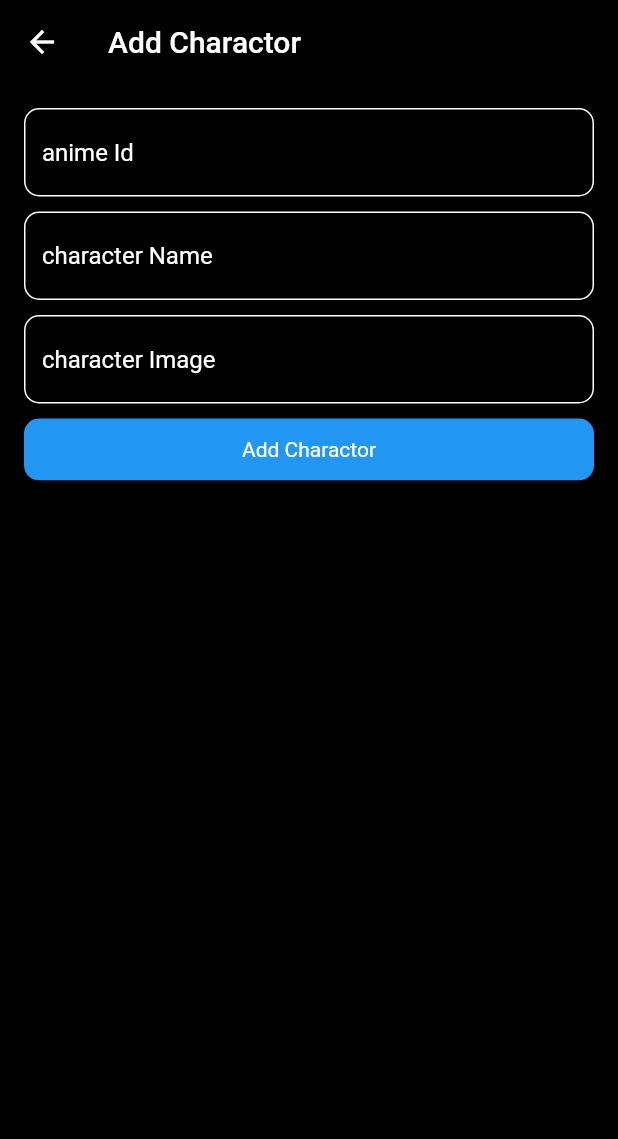
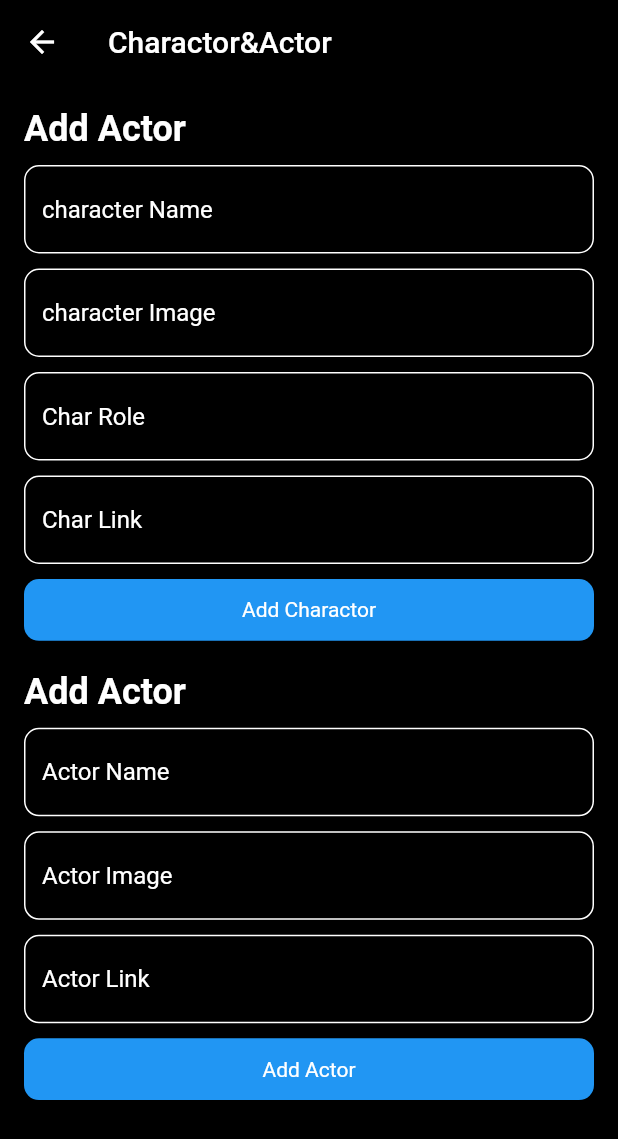
Before and after one commit to salmanulfarisi/anime_app, a Flutter app: the AddCharactor screen opened directly, on a phone screen of 412 x 824 dp. Shown: the top 1139 px of the screen. Run offline on Flutter 3.47's test engine with Material 2 defaults, Android fonts, the phone set to English and light mode, and no system bars; our stand-ins replace cached_network_image, carousel_slider, cloud_firestore, firebase_auth, firebase_core, flutter_svg and 8 more; accounts and stored records are empty.

Commit message:
add actor field also

```diff
--- a/lib/screens/admin/addAnime/add_animetype.dart
+++ b/lib/screens/admin/addAnime/add_animetype.dart
@@ -95,6 +95,7 @@ class AddAnimeType extends StatelessWidget {
                       await FireStoreServices.addAnimeDetails(
                         AnimeModel(
                           charactors: controller.charactorList,
+                          actors: controller.actorList,
                           id: FireStoreServices.getNewDocumentId(),
                           animeName: controller.animeNameController.text,
                           animeVideo: controller.animeVideoController.text,
--- a/lib/screens/admin/addAnime/add_charactor.dart
+++ b/lib/screens/admin/addAnime/add_charactor.dart
@@ -2,9 +2,7 @@ import 'dart:developer';
 
 import 'package:anime_app/screens/admin/addAnime/widgets/custom_textfield.dart';
 import 'package:anime_app/screens/admin/controller/admin_controller.dart';
-import 'package:anime_app/screens/admin/model/charactor_model.dart';
-import 'package:anime_app/services/firestore_services.dart';
-import 'package:cloud_firestore/cloud_firestore.dart';
+import 'package:anime_app/screens/admin/details/widgets/title_text.dart';
 import 'package:flutter/material.dart';
 import 'package:get/get.dart';
 import 'package:velocity_x/velocity_x.dart';
@@ -22,25 +20,15 @@ class _AddCharactorState extends State<AddCharactor> {
     final controller = Get.find<AdminController>();
     return Scaffold(
       appBar: AppBar(
-        title: "Add Charactor".text.white.make(),
+        title: "Charactor&Actor".text.white.make(),
       ),
       body: SingleChildScrollView(
         child: Padding(
           padding: const EdgeInsets.all(16.0),
           child: Column(
+            crossAxisAlignment: CrossAxisAlignment.start,
             children: [
-              customTextField(
-                  hint: 'anime Id',
-                  controller: controller.charIdController,
-                  suffix: controller.charIdController.text.isEmpty
-                      ? null
-                      : IconButton(
-                          onPressed: () async {
-                            await FireStoreServices.getAnimeNameById(
-                                context, controller.charIdController.text);
-                          },
-                          icon: const Icon(Icons.search, color: Colors.white),
-                        )),
+              titleText(title: 'Add Actor'),
               10.heightBox,
               customTextField(
                 hint: 'character Name',
@@ -51,8 +39,17 @@ class _AddCharactorState extends State<AddCharactor> {
                   hint: 'character Image',
                   controller: controller.charImageController),
               10.heightBox,
-              controller.charIdController.text.isEmpty
-                  ? GestureDetector(
+              customTextField(
+                hint: 'Char Role',
+                controller: controller.charRoleController,
+              ),
+              10.heightBox,
+              customTextField(
+                hint: 'Char Link',
+                controller: controller.charLinkController,
+              ),
+              10.heightBox,
+              GestureDetector(
                 onTap: () {
                   controller.addCharactor();
                   log("${controller.charactorList[0].name}]}}");
@@ -65,20 +62,28 @@ class _AddCharactorState extends State<AddCharactor> {
                       borderRadius: BorderRadius.circular(10)),
                   child: 'Add Charactor'.text.white.makeCentered(),
                 ),
-                    )
-                  : GestureDetector(
+              ),
+              20.heightBox,
+              titleText(title: 'Add Actor'),
+              10.heightBox,
+              customTextField(
+                hint: 'Actor Name',
+                controller: controller.actorNameController,
+              ),
+              10.heightBox,
+              customTextField(
+                  hint: 'Actor Image',
+                  controller: controller.actorImageController),
+              10.heightBox,
+              customTextField(
+                hint: 'Actor Link',
+                controller: controller.actorLinkController,
+              ),
+              10.heightBox,
+              GestureDetector(
                 onTap: () {
-                        FirebaseFirestore.instance
-                            .collection('adminAnime')
-                            .doc(controller.charIdController.text)
-                            .set({
-                          'charactorList': FieldValue.arrayUnion([
-                            Charactor(
-                                name: controller.charNameController.text,
-                                image: controller.charImageController.text)
-                          ])
-                        }, SetOptions(merge: true));
-                        log(controller.charactorList.toString());
+                  controller.addActor();
+                  log("${controller.actorList[0].name}]}}");
                 },
                 child: Container(
                   width: context.screenWidth,
@@ -86,11 +91,7 @@ class _AddCharactorState extends State<AddCharactor> {
                   decoration: BoxDecoration(
                       color: Colors.blue,
                       borderRadius: BorderRadius.circular(10)),
-                        child:
-                            'Add Charactor to ${controller.charIdController.text}'
-                                .text
-                                .white
-                                .makeCentered(),
+                  child: 'Add Actor'.text.white.makeCentered(),
                 ),
               )
             ],
--- a/lib/screens/admin/controller/admin_controller.dart
+++ b/lib/screens/admin/controller/admin_controller.dart
@@ -1,3 +1,4 @@
+import 'package:anime_app/screens/admin/model/actor_model.dart';
 import 'package:anime_app/screens/admin/model/charactor_model.dart';
 import 'package:cloud_firestore/cloud_firestore.dart';
 import 'package:flutter/material.dart';
@@ -20,6 +21,7 @@ class AdminController extends GetxController {
   var producerList = <Map<String, String>>[].obs;
   var linkList = <Map<String, String>>[].obs;
   List<Charactor> charactorList = <Charactor>[].obs;
+  List<Actor> actorList = <Actor>[].obs;
 
   // bool
   var isAllFilled = false.obs;
@@ -98,18 +100,40 @@ class AdminController extends GetxController {
   var topAiredNoController = TextEditingController();
 
   // charactor text field
-  var charIdController = TextEditingController();
+  var charRoleController = TextEditingController();
+  var charLinkController = TextEditingController();
   var charNameController = TextEditingController();
   var charImageController = TextEditingController();
+  // actor text field
+  var actorNameController = TextEditingController();
+  var actorImageController = TextEditingController();
+  var actorLinkController = TextEditingController();
 
   // add charactor to charactorList
   void addCharactor() {
     if (charNameController.text.isNotEmpty &&
         charImageController.text.isNotEmpty) {
       charactorList.add(Charactor(
-          name: charNameController.text, image: charImageController.text));
+          name: charNameController.text,
+          image: charImageController.text,
+          role: charRoleController.text,
+          link: charLinkController.text));
       charNameController.clear();
       charImageController.clear();
+    }
+  }
+
+  // add actor to actorList
+  void addActor() {
+    if (actorNameController.text.isNotEmpty &&
+        actorImageController.text.isNotEmpty) {
+      actorList.add(Actor(
+          name: actorNameController.text,
+          image: actorImageController.text,
+          link: actorLinkController.text));
+      actorNameController.clear();
+      actorImageController.clear();
+      actorLinkController.clear();
     }
   }
 
--- /dev/null
+++ b/lib/screens/admin/model/actor_model.dart
@@ -0,0 +1,15 @@
+class Actor {
+  final String name;
+  final String image;
+  final String link;
+
+  Actor({required this.name, required this.image, required this.link});
+
+  Map<String, dynamic> toMap() {
+    return {
+      'actorName': name,
+      'actorImage': image,
+      'actorLink': link,
+    };
+  }
+}
--- a/lib/screens/admin/model/anime_model.dart
+++ b/lib/screens/admin/model/anime_model.dart
@@ -1,3 +1,4 @@
+import 'package:anime_app/screens/admin/model/actor_model.dart';
 import 'package:anime_app/screens/admin/model/charactor_model.dart';
 
 class AnimeModel {
@@ -6,6 +7,7 @@ class AnimeModel {
   final String animeVideo;
   final List<String> animeImage;
   final List<Charactor> charactors;
+  final List<Actor> actors;
   final String animeType;
   final String animeStatus;
   final double animeScore;
@@ -31,6 +33,7 @@ class AnimeModel {
   AnimeModel({
     required this.id,
     required this.charactors,
+    required this.actors,
     required this.animeName,
     required this.animeVideo,
     required this.animeImage,
@@ -76,6 +79,7 @@ class AnimeModel {
       'animeRating': animeRating,
       'animeLicensor': animeLicensor,
       "charactors": charactors.map((e) => e.toMap()).toList(),
+      "actors": actors.map((e) => e.toMap()).toList(),
       'aired': aired.toMap(),
       'animeSynonyms': animeSynonyms,
       'producers': producers.map((e) => e).toList(),
--- a/lib/screens/admin/model/charactor_model.dart
+++ b/lib/screens/admin/model/charactor_model.dart
@@ -1,13 +1,21 @@
 class Charactor {
   final String name;
   final String image;
+  final String role;
+  final String link;
 
-  Charactor({required this.name, required this.image});
+  Charactor(
+      {required this.name,
+      required this.image,
+      required this.role,
+      required this.link});
 
   Map<String, dynamic> toMap() {
     return {
       'charactorName': name,
       'charactorImage': image,
+      'charactorRole': role,
+      'charactorLink': link,
     };
   }
 }
```
Lines whose indentation alone changed are shown as unchanged.
